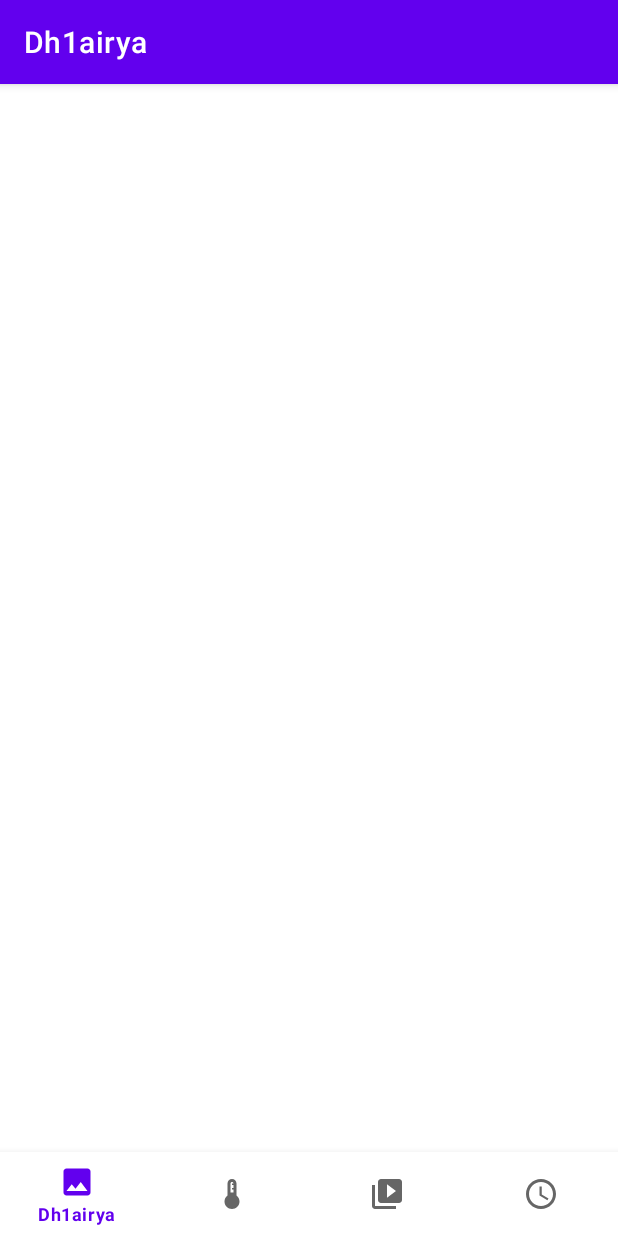
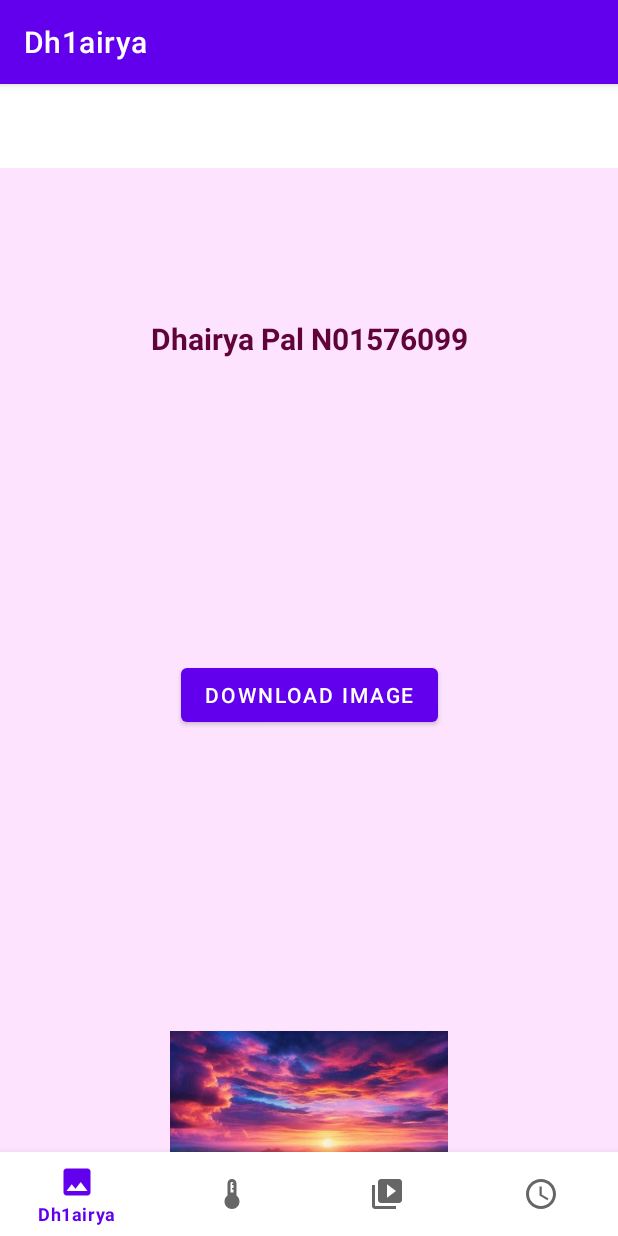
Before and after one commit to DhairyaPal6099/DhairyaPalLab10, an Android app: the screen it shows after launch (PalActivity10), on a phone screen of 412 x 824 dp. Run offline under Robolectric (Android 15) with nearby library versions, the phone set to English and light mode, and no system bars; our stand-ins replace navigation-ui.

Commit message:
Created the UI of Dh1airya. Renamed the layout files to match their corresponding fragments. Changed the name of binding classes to match the new fragment names.

```diff
--- a/DhairyaModule10/src/main/java/dhairya/pal/n01576099/dp/ui/D4P/D4P.java
+++ b/DhairyaModule10/src/main/java/dhairya/pal/n01576099/dp/ui/D4P/D4P.java
@@ -11,15 +11,15 @@ import android.view.LayoutInflater;
 import android.view.View;
 import android.view.ViewGroup;
 
-import dhairya.pal.n01576099.dp.databinding.FragmentNotificationsBinding;
+import dhairya.pal.n01576099.dp.databinding.FragmentD4pBinding;
 
 public class D4P extends Fragment {
-    private FragmentNotificationsBinding binding;
+    private FragmentD4pBinding binding;
 
     public View onCreateView(@NonNull LayoutInflater inflater,
                              ViewGroup container, Bundle savedInstanceState) {
 
-        binding = FragmentNotificationsBinding.inflate(inflater, container, false);
+        binding = FragmentD4pBinding.inflate(inflater, container, false);
         View root = binding.getRoot();
 
         return root;
--- a/DhairyaModule10/src/main/java/dhairya/pal/n01576099/dp/ui/Dh1airya/Dh1airya.java
+++ b/DhairyaModule10/src/main/java/dhairya/pal/n01576099/dp/ui/Dh1airya/Dh1airya.java
@@ -6,21 +6,19 @@ import android.os.Bundle;
 import android.view.LayoutInflater;
 import android.view.View;
 import android.view.ViewGroup;
-import android.widget.TextView;
 
 import androidx.annotation.NonNull;
 import androidx.fragment.app.Fragment;
-import androidx.lifecycle.ViewModelProvider;
 
-import dhairya.pal.n01576099.dp.databinding.FragmentHomeBinding;
+import dhairya.pal.n01576099.dp.databinding.FragmentDh1airyaBinding;
 
 public class Dh1airya extends Fragment {
-    private FragmentHomeBinding binding;
+    private FragmentDh1airyaBinding binding;
 
     public View onCreateView(@NonNull LayoutInflater inflater,
                              ViewGroup container, Bundle savedInstanceState) {
 
-        binding = FragmentHomeBinding.inflate(inflater, container, false);
+        binding = FragmentDh1airyaBinding.inflate(inflater, container, false);
         View root = binding.getRoot();
 
         return root;
--- a/DhairyaModule10/src/main/java/dhairya/pal/n01576099/dp/ui/N013576099/N013576099.java
+++ b/DhairyaModule10/src/main/java/dhairya/pal/n01576099/dp/ui/N013576099/N013576099.java
@@ -10,15 +10,15 @@ import android.view.ViewGroup;
 import androidx.annotation.NonNull;
 import androidx.fragment.app.Fragment;
 
-import dhairya.pal.n01576099.dp.databinding.FragmentNotificationsBinding;
+import dhairya.pal.n01576099.dp.databinding.FragmentN013576099Binding;
 
 public class N013576099 extends Fragment {
-    private FragmentNotificationsBinding binding;
+    private FragmentN013576099Binding binding;
 
     public View onCreateView(@NonNull LayoutInflater inflater,
                              ViewGroup container, Bundle savedInstanceState) {
 
-        binding = FragmentNotificationsBinding.inflate(inflater, container, false);
+        binding = FragmentN013576099Binding.inflate(inflater, container, false);
         View root = binding.getRoot();
 
         return root;
--- a/DhairyaModule10/src/main/java/dhairya/pal/n01576099/dp/ui/Pa2l/Pa2l.java
+++ b/DhairyaModule10/src/main/java/dhairya/pal/n01576099/dp/ui/Pa2l/Pa2l.java
@@ -6,21 +6,19 @@ import android.os.Bundle;
 import android.view.LayoutInflater;
 import android.view.View;
 import android.view.ViewGroup;
-import android.widget.TextView;
 
 import androidx.annotation.NonNull;
 import androidx.fragment.app.Fragment;
-import androidx.lifecycle.ViewModelProvider;
 
-import dhairya.pal.n01576099.dp.databinding.FragmentDashboardBinding;
+import dhairya.pal.n01576099.dp.databinding.FragmentPa2lBinding;
 
 public class Pa2l extends Fragment {
-    private FragmentDashboardBinding binding;
+    private FragmentPa2lBinding binding;
 
     public View onCreateView(@NonNull LayoutInflater inflater,
                              ViewGroup container, Bundle savedInstanceState) {
 
-        binding = FragmentDashboardBinding.inflate(inflater, container, false);
+        binding = FragmentPa2lBinding.inflate(inflater, container, false);
         View root = binding.getRoot();
 
         return root;
--- /dev/null
+++ b/DhairyaModule10/src/main/res/layout/fragment_dh1airya.xml
@@ -0,0 +1,55 @@
+<?xml version="1.0" encoding="utf-8"?>
+<androidx.constraintlayout.widget.ConstraintLayout xmlns:android="http://schemas.android.com/apk/res/android"
+    xmlns:app="http://schemas.android.com/apk/res-auto"
+    xmlns:tools="http://schemas.android.com/tools"
+    android:layout_width="match_parent"
+    android:layout_height="match_parent"
+    android:background="@color/faintPink"
+    tools:context=".ui.Dh1airya.Dh1airya">
+
+    <TextView
+        android:id="@+id/dhaTextView"
+        android:layout_width="0dp"
+        android:layout_height="wrap_content"
+        android:textAlignment="center"
+        android:text="@string/full_name_studentid"
+        android:textSize="20sp"
+        android:textStyle="bold"
+        android:textColor="@color/darkRed"
+        app:layout_constraintStart_toStartOf="parent"
+        app:layout_constraintEnd_toEndOf="parent"
+        app:layout_constraintTop_toTopOf="parent"
+        android:layout_marginTop="100dp" />
+
+    <Spinner
+        android:id="@+id/dhaSpinner"
+        android:layout_width="0dp"
+        android:layout_height="0dp"
+        android:layout_marginTop="100dp"
+        app:layout_constraintTop_toBottomOf="@id/dhaTextView"
+        app:layout_constraintStart_toStartOf="parent"
+        app:layout_constraintEnd_toEndOf="parent" />
+
+    <Button
+        android:id="@+id/dhaButton"
+        android:layout_width="wrap_content"
+        android:layout_height="wrap_content"
+        android:text="@string/download_image"
+        android:layout_marginTop="100dp"
+        app:layout_constraintTop_toBottomOf="@id/dhaSpinner"
+        app:layout_constraintStart_toStartOf="parent"
+        app:layout_constraintEnd_toEndOf="parent" />
+
+    <ImageView
+        android:id="@+id/dhaImageView"
+        android:layout_width="0dp"
+        android:layout_height="0dp"
+        app:layout_constraintWidth_percent="0.8"
+        app:layout_constraintDimensionRatio="16:9"
+        android:src="@drawable/scene"
+        android:layout_marginTop="200dp"
+        app:layout_constraintStart_toStartOf="parent"
+        app:layout_constraintEnd_toEndOf="parent"
+        app:layout_constraintTop_toBottomOf="@id/dhaButton" />
+
+</androidx.constraintlayout.widget.ConstraintLayout>
--- a/DhairyaModule10/src/main/res/layout/fragment_home.xml
+++ /dev/null
@@ -1,22 +0,0 @@
-<?xml version="1.0" encoding="utf-8"?>
-<androidx.constraintlayout.widget.ConstraintLayout xmlns:android="http://schemas.android.com/apk/res/android"
-    xmlns:app="http://schemas.android.com/apk/res-auto"
-    xmlns:tools="http://schemas.android.com/tools"
-    android:layout_width="match_parent"
-    android:layout_height="match_parent"
-    tools:context=".ui.Dh1airya.Dh1airya">
-
-    <TextView
-        android:id="@+id/text_home"
-        android:layout_width="match_parent"
-        android:layout_height="wrap_content"
-        android:layout_marginStart="8dp"
-        android:layout_marginTop="8dp"
-        android:layout_marginEnd="8dp"
-        android:textAlignment="center"
-        android:textSize="20sp"
-        app:layout_constraintBottom_toBottomOf="parent"
-        app:layout_constraintEnd_toEndOf="parent"
-        app:layout_constraintStart_toStartOf="parent"
-        app:layout_constraintTop_toTopOf="parent" />
-</androidx.constraintlayout.widget.ConstraintLayout>
--- a/DhairyaModule10/src/main/res/navigation/mobile_navigation.xml
+++ b/DhairyaModule10/src/main/res/navigation/mobile_navigation.xml
@@ -9,19 +9,19 @@
         android:id="@+id/dha_navigation_dh1airya"
         android:name="dhairya.pal.n01576099.dp.ui.Dh1airya.Dh1airya"
         android:label="@string/title_dh1airya"
-        tools:layout="@layout/fragment_home" />
+        tools:layout="@layout/fragment_dh1airya" />
 
     <fragment
         android:id="@+id/dha_navigation_pa2l"
         android:name="dhairya.pal.n01576099.dp.ui.Pa2l.Pa2l"
         android:label="@string/title_pa2l"
-        tools:layout="@layout/fragment_dashboard" />
+        tools:layout="@layout/fragment_pa2l" />
 
     <fragment
         android:id="@+id/dha_navigation_n013576099"
         android:name="dhairya.pal.n01576099.dp.ui.N013576099.N013576099"
         android:label="@string/title_n013576099"
-        tools:layout="@layout/fragment_notifications" />
+        tools:layout="@layout/fragment_n013576099" />
 
     <fragment
         android:id="@+id/dha_navigation_d4p"
--- a/DhairyaModule10/src/main/res/values/colors.xml
+++ b/DhairyaModule10/src/main/res/values/colors.xml
@@ -8,5 +8,6 @@
     <color name="black">#FF000000</color>
     <color name="white">#FFFFFFFF</color>
     <color name="splash_blue">#A0D9E7</color>
-    <color name="faintPink">#FEF6FE</color>
+    <color name="faintPink">#FDE3FD</color>
+    <color name="darkRed">#5F0339</color>
 </resources>
--- a/DhairyaModule10/src/main/res/values/strings.xml
+++ b/DhairyaModule10/src/main/res/values/strings.xml
@@ -7,4 +7,6 @@
     <string name="title_n013576099">N013576099</string>
     <string name="title_d4p">D4P</string>
     <string name="splash_screen_text2">by Dhairya Pal N01576099 \u00A9</string>
+    <string name="download_image">Download Image</string>
+    <string name="full_name_studentid">Dhairya Pal N01576099</string>
 </resources>
```
Also changed, not shown: DhairyaModule10/src/main/res/drawable/scene.jpg (added), DhairyaModule10/src/main/res/layout/fragment_n013576099.xml (renamed from DhairyaModule10/src/main/res/layout/fragment_notifications.xml), DhairyaModule10/src/main/res/layout/fragment_pa2l.xml (renamed from DhairyaModule10/src/main/res/layout/fragment_dashboard.xml), 1 other file.
